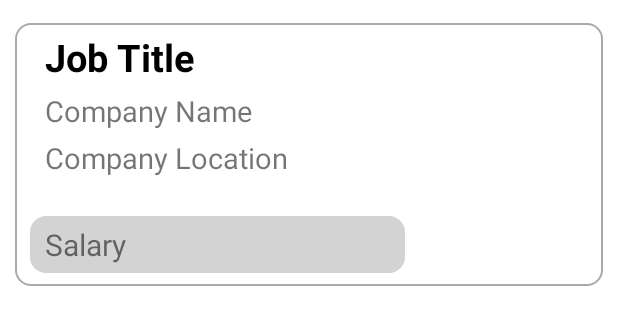
After one commit to Mayur2311/Job-Recruitment, an Android app: the layout user_saved_jobs_recycleview.xml on its own in the app's theme, with its tools: preview values and no code run, on a phone screen of 412 x 824 dp. The commit adds this screen. Shown: the top 325 px of the screen. Run offline under Robolectric (Android 15) with nearby library versions, the phone set to English and light mode, and no system bars.

Commit message:
Recycle view for saved job layout design has been added.

```diff
--- /dev/null
+++ b/app/src/main/res/layout/user_saved_jobs_recycleview.xml
@@ -0,0 +1,85 @@
+<?xml version="1.0" encoding="utf-8"?>
+<androidx.constraintlayout.widget.ConstraintLayout xmlns:android="http://schemas.android.com/apk/res/android"
+    android:layout_width="match_parent"
+    android:layout_height="match_parent"
+    xmlns:app="http://schemas.android.com/apk/res-auto">
+
+    <ScrollView
+        android:layout_width="match_parent"
+        android:layout_height="wrap_content"
+        android:layout_marginLeft="10dp"
+        android:layout_marginTop="15dp"
+        android:layout_marginRight="10dp"
+        app:layout_constraintStart_toStartOf="parent"
+        app:layout_constraintEnd_toEndOf="parent"
+        app:layout_constraintTop_toTopOf="parent">
+
+        <RelativeLayout
+            android:layout_width="match_parent"
+            android:layout_height="175dp"
+            android:orientation="vertical"
+            android:background="@drawable/round_corner">
+
+            <TextView
+                android:id="@+id/user_savedjob_job_title"
+                android:layout_width="match_parent"
+                android:layout_height="wrap_content"
+                android:text="Job Title"
+                android:textStyle="bold"
+                android:textSize="25sp"
+                android:textColor="@color/black"
+                android:layout_marginLeft="10dp"
+                android:layout_marginRight="10dp"
+                android:paddingLeft="10dp"
+                android:paddingTop="5dp"
+                android:layout_centerHorizontal="true"
+                />
+
+            <TextView
+                android:id="@+id/user_savedjob_company_name"
+                android:layout_width="match_parent"
+                android:layout_height="wrap_content"
+                android:layout_below="@id/user_savedjob_job_title"
+                android:text="Company Name"
+                android:textSize="19sp"
+                android:layout_marginLeft="10dp"
+                android:layout_marginRight="10dp"
+                android:layout_marginTop="5dp"
+                android:paddingLeft="10dp"
+                android:layout_centerHorizontal="true"
+                />
+
+            <TextView
+                android:id="@+id/user_savedjob_company_location"
+                android:layout_width="match_parent"
+                android:layout_height="wrap_content"
+                android:layout_below="@id/user_savedjob_company_name"
+                android:text="Company Location"
+                android:textSize="19sp"
+                android:layout_marginLeft="10dp"
+                android:layout_marginRight="10dp"
+                android:layout_marginTop="5dp"
+                android:paddingLeft="10dp"
+                android:layout_centerHorizontal="true"
+                />
+
+            <TextView
+                android:id="@+id/user_savedjob_salary"
+                android:layout_width="250dp"
+                android:layout_height="wrap_content"
+                android:layout_below="@id/user_savedjob_company_location"
+                android:layout_marginLeft="10dp"
+                android:layout_marginRight="10dp"
+                android:layout_marginTop="26dp"
+                android:background="@drawable/round_corner"
+                android:backgroundTint="@color/gray"
+                android:paddingLeft="10dp"
+                android:paddingTop="5dp"
+                android:paddingBottom="5dp"
+                android:text="Salary"
+                android:textSize="20sp" />
+
+        </RelativeLayout>
+    </ScrollView>
+
+</androidx.constraintlayout.widget.ConstraintLayout>
```
Also changed, not shown: app/src/main/res/layout/fragment_dashboard.xml (+6 -7 lines), app/src/main/res/layout/fragment_saved__job.xml (+22 -79 lines).
